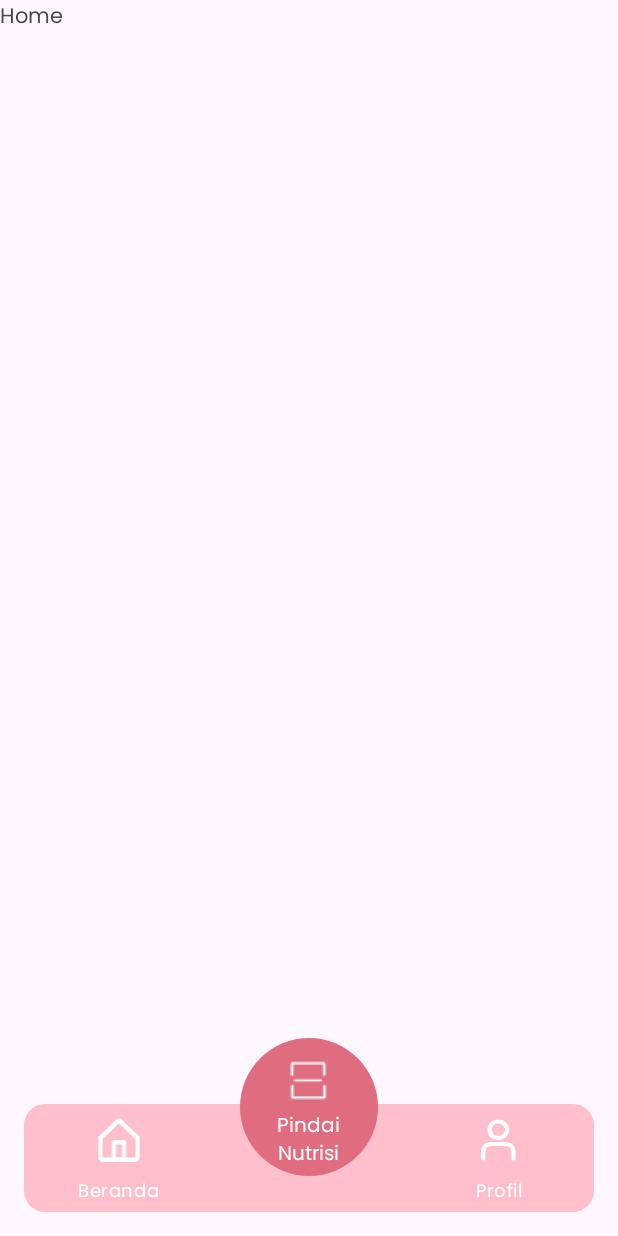
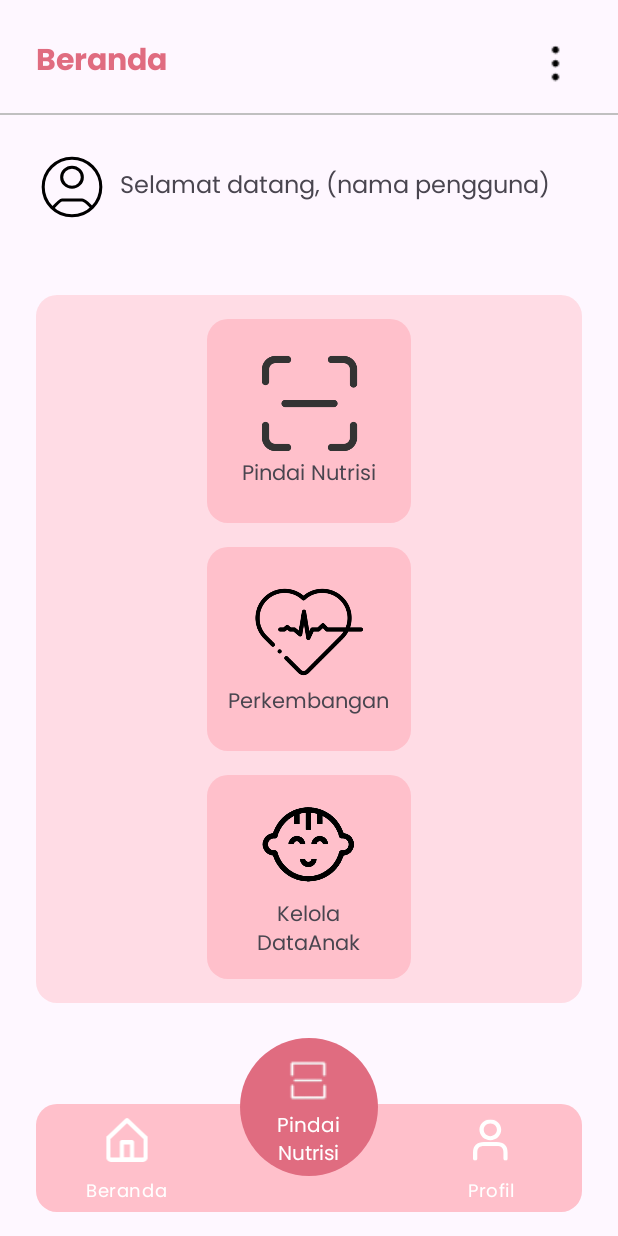
Before and after one commit to SAHASTA-team/SAHASTA-Android, an Android app: the screen it shows after launch (MainActivity), on a phone screen of 412 x 824 dp. Run offline under Robolectric (Android 15) with nearby library versions, the phone set to English and light mode, and no system bars; our stand-ins replace navigation-ui.

Commit message:
feat: layout home

```diff
--- /dev/null
+++ b/app/src/main/res/drawable/bg_menu_home.xml
@@ -0,0 +1,5 @@
+<?xml version="1.0" encoding="utf-8"?>
+<shape xmlns:android="http://schemas.android.com/apk/res/android">
+    <corners android:radius="14dp"/>
+    <solid android:color="#7FFFC0CB"/>
+</shape>
--- /dev/null
+++ b/app/src/main/res/drawable/ic_user_home.xml
@@ -0,0 +1,11 @@
+<vector xmlns:android="http://schemas.android.com/apk/res/android"
+    android:width="47dp"
+    android:height="47dp"
+    android:viewportWidth="47"
+    android:viewportHeight="47">
+  <path
+      android:pathData="M10.575,37.6C11.478,36.589 15.708,31.934 16.947,31.934H30.053C31.85,31.934 35.516,35.792 36.425,37.152M42.3,23.5C42.3,33.883 33.883,42.3 23.5,42.3C13.117,42.3 4.7,33.883 4.7,23.5C4.7,13.117 13.117,4.7 23.5,4.7C33.883,4.7 42.3,13.117 42.3,23.5ZM30.234,17.092C30.234,13.506 27.206,10.575 23.5,10.575C19.795,10.575 16.767,13.506 16.767,17.092C16.767,20.679 19.795,23.61 23.5,23.61C27.206,23.61 30.234,20.679 30.234,17.092Z"
+      android:strokeWidth="2"
+      android:fillColor="#00000000"
+      android:strokeColor="#000000"/>
+</vector>
--- a/app/src/main/res/layout/activity_main.xml
+++ b/app/src/main/res/layout/activity_main.xml
@@ -24,7 +24,7 @@
         android:layout_width="match_parent"
         android:layout_height="72dp"
         android:layout_marginBottom="16dp"
-        android:layout_marginHorizontal="16dp"
+        android:layout_marginHorizontal="24dp"
         android:background="@drawable/bg_rounded"
         android:theme="@style/Theme.navbar_theme"
         app:itemIconSize="32dp"
@@ -49,6 +49,7 @@
         <ImageView
             android:layout_width="wrap_content"
             android:layout_height="wrap_content"
+            android:contentDescription="@string/text_btn_scan"
             android:src="@drawable/ic_scan"/>
 
         <TextView
--- a/app/src/main/res/layout/fragment_home.xml
+++ b/app/src/main/res/layout/fragment_home.xml
@@ -1,14 +1,74 @@
 <?xml version="1.0" encoding="utf-8"?>
-<FrameLayout xmlns:android="http://schemas.android.com/apk/res/android"
+<androidx.core.widget.NestedScrollView xmlns:android="http://schemas.android.com/apk/res/android"
     xmlns:tools="http://schemas.android.com/tools"
     android:layout_width="match_parent"
     android:layout_height="match_parent"
+    xmlns:app="http://schemas.android.com/apk/res-auto"
     tools:context=".presentation.home.HomeFragment">
 
-    <!-- TODO: Update blank fragment layout -->
-    <TextView
+    <androidx.constraintlayout.widget.ConstraintLayout
         android:layout_width="match_parent"
-        android:layout_height="match_parent"
-        android:text="Home" />
+        android:layout_height="match_parent">
 
-</FrameLayout>
+        <TextView
+            android:id="@+id/tv_title_home"
+            android:layout_width="0dp"
+            android:layout_height="wrap_content"
+            android:layout_margin="24dp"
+            android:text="@string/title_tab_home"
+            android:textSize="20sp"
+            android:textColor="@color/md_theme_primary"
+            android:textStyle="bold"
+            app:layout_constraintTop_toTopOf="parent"
+            app:layout_constraintStart_toStartOf="parent"/>
+
+        <ImageView
+            android:layout_width="wrap_content"
+            android:layout_height="wrap_content"
+            android:layout_margin="24dp"
+            android:contentDescription="@string/desc_menu"
+            android:src="@drawable/ic_menu"
+            app:layout_constraintTop_toTopOf="parent"
+            app:layout_constraintEnd_toEndOf="parent"/>
+
+        <View
+            android:id="@+id/appbar_border"
+            android:layout_width="match_parent"
+            android:layout_height="1dp"
+            android:background="@color/gray"
+            android:layout_marginTop="16dp"
+            app:layout_constraintTop_toBottomOf="@id/tv_title_home"/>
+
+        <ImageView
+            android:id="@+id/iv_user"
+            android:layout_width="48dp"
+            android:layout_height="48dp"
+            android:layout_margin="24dp"
+            android:contentDescription="@string/text_welcome_user_home"
+            android:src="@drawable/ic_user_home"
+            app:layout_constraintTop_toBottomOf="@id/appbar_border"
+            app:layout_constraintStart_toStartOf="parent"/>
+
+        <TextView
+            android:layout_width="0dp"
+            android:layout_height="wrap_content"
+            android:layout_margin="8dp"
+            android:text="@string/text_welcome_user_home"
+            android:textSize="16sp"
+            app:layout_constraintTop_toTopOf="@id/iv_user"
+            app:layout_constraintBottom_toBottomOf="@id/iv_user"
+            app:layout_constraintStart_toEndOf="@id/iv_user"
+            app:layout_constraintEnd_toEndOf="parent"/>
+
+        <include
+            android:layout_width="match_parent"
+            android:layout_height="wrap_content"
+            android:layout_marginVertical="48dp"
+            android:layout_marginHorizontal="24dp"
+            layout="@layout/layout_menu_home"
+            app:layout_constraintTop_toBottomOf="@id/iv_user"
+            app:layout_constraintBottom_toBottomOf="parent"/>
+
+    </androidx.constraintlayout.widget.ConstraintLayout>
+
+</androidx.core.widget.NestedScrollView>
--- /dev/null
+++ b/app/src/main/res/layout/layout_menu_home.xml
@@ -0,0 +1,75 @@
+<?xml version="1.0" encoding="utf-8"?>
+<LinearLayout xmlns:android="http://schemas.android.com/apk/res/android"
+    android:layout_width="match_parent"
+    android:layout_height="wrap_content"
+    android:orientation="vertical"
+    android:gravity="center"
+    android:background="@drawable/bg_menu_home">
+
+    <LinearLayout
+        android:id="@+id/btn_scan_nutrition"
+        android:layout_width="136dp"
+        android:layout_height="136dp"
+        android:layout_margin="16dp"
+        android:orientation="vertical"
+        android:gravity="center"
+        android:background="@drawable/bg_rounded">
+
+        <ImageView
+            android:layout_width="72dp"
+            android:layout_height="72dp"
+            android:contentDescription="@string/text_btn_scan"
+            android:src="@drawable/ic_scan_home"/>
+
+        <TextView
+            android:layout_width="wrap_content"
+            android:layout_height="wrap_content"
+            android:text="@string/text_btn_scan"/>
+
+    </LinearLayout>
+
+    <LinearLayout
+        android:id="@+id/btn_monitoring"
+        android:layout_width="136dp"
+        android:layout_height="136dp"
+        android:orientation="vertical"
+        android:gravity="center"
+        android:background="@drawable/bg_rounded">
+
+        <ImageView
+            android:layout_width="72dp"
+            android:layout_height="72dp"
+            android:contentDescription="@string/text_btn_monitor"
+            android:src="@drawable/ic_monitoring"/>
+
+        <TextView
+            android:layout_width="wrap_content"
+            android:layout_height="wrap_content"
+            android:text="@string/text_btn_monitor"/>
+
+    </LinearLayout>
+
+    <LinearLayout
+        android:id="@+id/btn_baby_data"
+        android:layout_width="136dp"
+        android:layout_height="136dp"
+        android:layout_margin="16dp"
+        android:orientation="vertical"
+        android:gravity="center"
+        android:background="@drawable/bg_rounded">
+
+        <ImageView
+            android:layout_width="72dp"
+            android:layout_height="72dp"
+            android:contentDescription="@string/text_btn_baby"
+            android:src="@drawable/ic_baby"/>
+
+        <TextView
+            android:layout_width="wrap_content"
+            android:layout_height="wrap_content"
+            android:textAlignment="center"
+            android:text="@string/text_btn_baby"/>
+
+    </LinearLayout>
+
+</LinearLayout>
--- a/app/src/main/res/values/colors.xml
+++ b/app/src/main/res/values/colors.xml
@@ -2,6 +2,7 @@
 <resources>
     <color name="black">#FF000000</color>
     <color name="white">#FFFFFFFF</color>
+    <color name="gray">#FFC0C0C0</color>
     <color name="md_theme_primary">#E06C80</color>
     <color name="md_theme_primaryContainer">#80FFC0CB</color>
     <color name="md_theme_onPrimaryContainer">#2BFF007F</color>
--- a/app/src/main/res/values/strings.xml
+++ b/app/src/main/res/values/strings.xml
@@ -5,4 +5,9 @@
     <!-- TODO: Remove or change this placeholder text -->
     <string name="hello_blank_fragment">Hello blank fragment</string>
     <string name="title_tab_nutrition">Pindai\nNutrisi</string>
+    <string name="text_btn_scan">Pindai Nutrisi</string>
+    <string name="text_btn_monitor">Perkembangan</string>
+    <string name="text_btn_baby">Kelola\nDataAnak</string>
+    <string name="text_welcome_user_home">Selamat datang, (nama pengguna)</string>
+    <string name="desc_menu">more</string>
 </resources>
```
Also changed, not shown: app/src/main/res/drawable/ic_baby.png (added), app/src/main/res/drawable/ic_menu.png (added), app/src/main/res/drawable/ic_monitoring.png (added), app/src/main/res/drawable/ic_scan_home.png (added).
